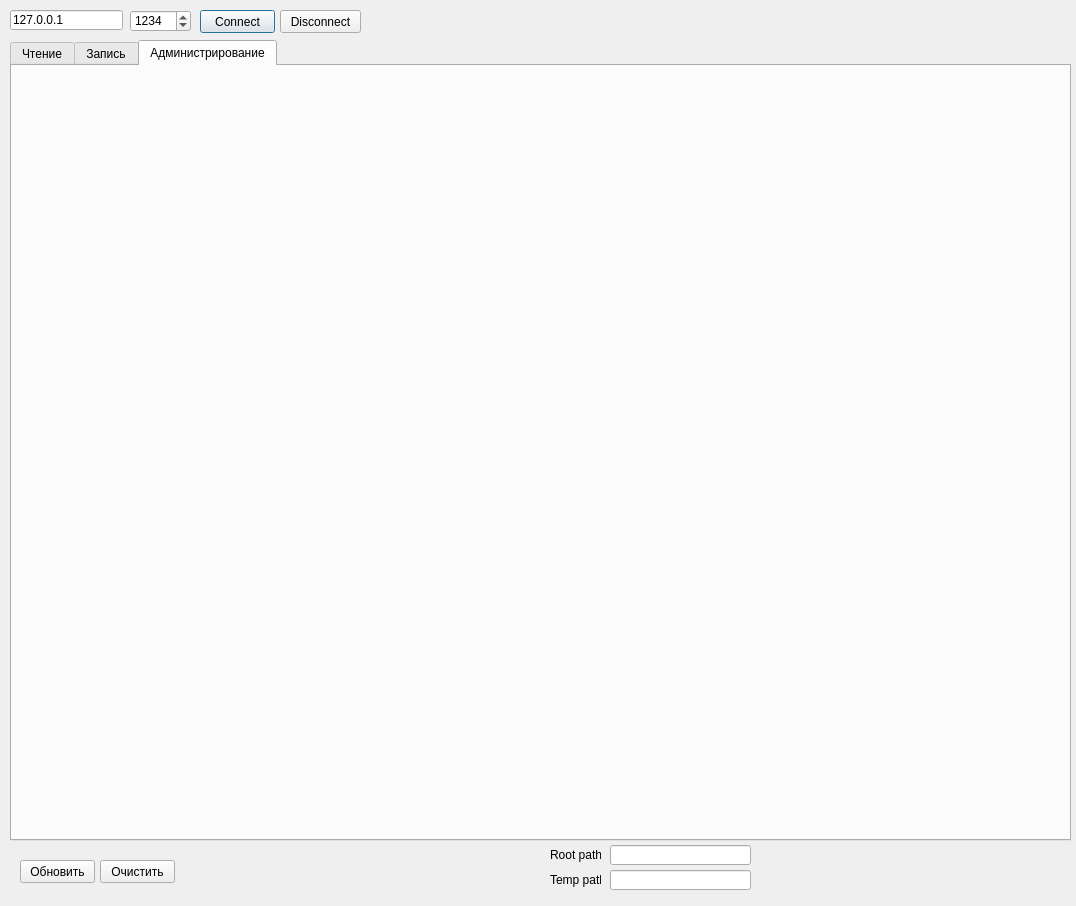
Balog/Synchonization, file Socket_Client_v5/Dialogs/MainForm.ui: the form before one commit.
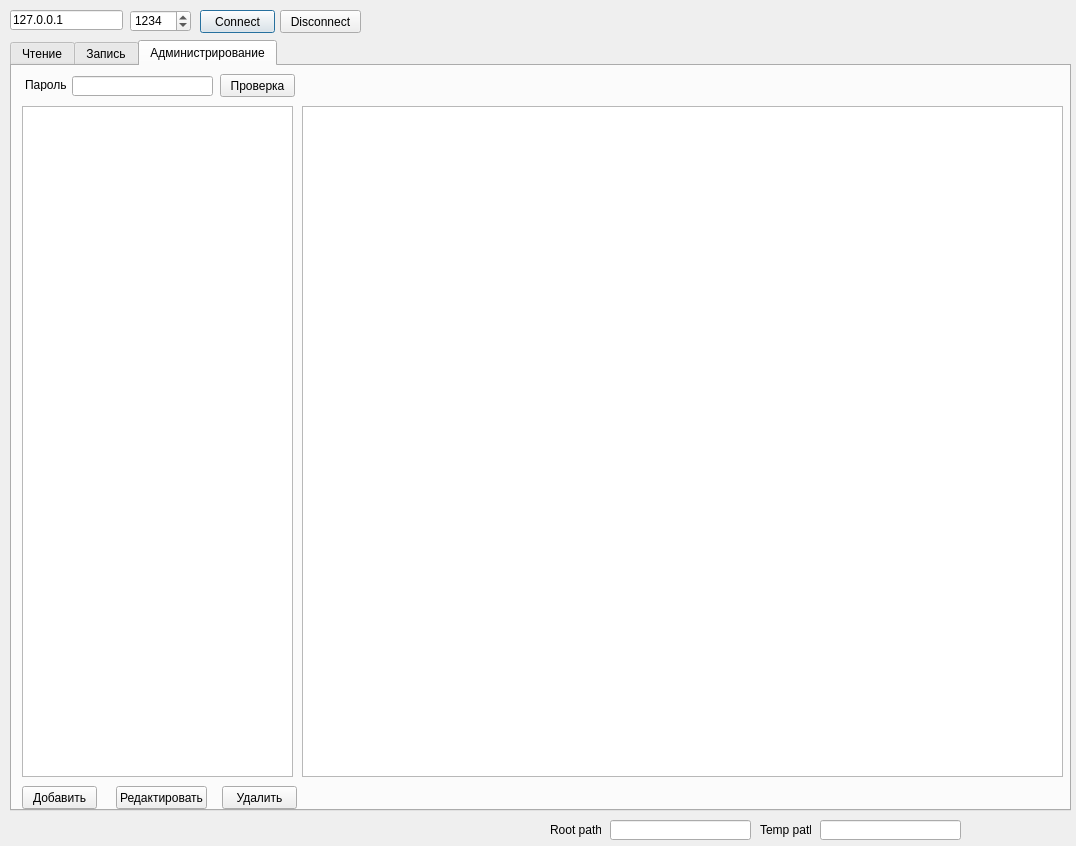
The form after the commit. The open tabs and pages were chosen to show the change.

```diff
--- a/Socket_Client_v5/Dialogs/MainForm.ui
+++ b/Socket_Client_v5/Dialogs/MainForm.ui
@@ -7,7 +7,7 @@
     <x>0</x>
     <y>0</y>
     <width>1076</width>
-    <height>906</height>
+    <height>846</height>
    </rect>
   </property>
   <property name="windowTitle">
@@ -17,7 +17,7 @@
    <property name="geometry">
     <rect>
      <x>610</x>
-     <y>845</y>
+     <y>820</y>
      <width>141</width>
      <height>20</height>
     </rect>
@@ -30,7 +30,7 @@
    <property name="geometry">
     <rect>
      <x>550</x>
-     <y>847</y>
+     <y>822</y>
      <width>51</width>
      <height>16</height>
     </rect>
@@ -97,8 +97,8 @@
   <widget class="QLabel" name="label_2">
    <property name="geometry">
     <rect>
-     <x>550</x>
-     <y>872</y>
+     <x>760</x>
+     <y>822</y>
      <width>51</width>
      <height>16</height>
     </rect>
@@ -110,8 +110,8 @@
   <widget class="QLineEdit" name="leTemp">
    <property name="geometry">
     <rect>
-     <x>610</x>
-     <y>870</y>
+     <x>820</x>
+     <y>820</y>
      <width>141</width>
      <height>20</height>
     </rect>
@@ -120,39 +120,13 @@
     <string/>
    </property>
   </widget>
-  <widget class="QPushButton" name="pbUpdateStruct">
-   <property name="geometry">
-    <rect>
-     <x>20</x>
-     <y>860</y>
-     <width>75</width>
-     <height>23</height>
-    </rect>
-   </property>
-   <property name="text">
-    <string>Обновить</string>
-   </property>
-  </widget>
-  <widget class="QPushButton" name="pushButton">
-   <property name="geometry">
-    <rect>
-     <x>100</x>
-     <y>860</y>
-     <width>75</width>
-     <height>23</height>
-    </rect>
-   </property>
-   <property name="text">
-    <string>Очистить</string>
-   </property>
-  </widget>
   <widget class="QTabWidget" name="tabWidget">
    <property name="geometry">
     <rect>
      <x>10</x>
      <y>40</y>
      <width>1061</width>
-     <height>801</height>
+     <height>771</height>
     </rect>
    </property>
    <property name="currentIndex">
@@ -538,6 +512,101 @@
     <attribute name="title">
      <string>Администрирование</string>
     </attribute>
+    <widget class="QListView" name="listView">
+     <property name="geometry">
+      <rect>
+       <x>10</x>
+       <y>40</y>
+       <width>271</width>
+       <height>671</height>
+      </rect>
+     </property>
+    </widget>
+    <widget class="QLineEdit" name="lineEdit">
+     <property name="geometry">
+      <rect>
+       <x>60</x>
+       <y>10</y>
+       <width>141</width>
+       <height>20</height>
+      </rect>
+     </property>
+    </widget>
+    <widget class="QPushButton" name="pushButton_4">
+     <property name="geometry">
+      <rect>
+       <x>208</x>
+       <y>8</y>
+       <width>75</width>
+       <height>23</height>
+      </rect>
+     </property>
+     <property name="text">
+      <string>Проверка</string>
+     </property>
+    </widget>
+    <widget class="QLabel" name="label_11">
+     <property name="geometry">
+      <rect>
+       <x>13</x>
+       <y>12</y>
+       <width>46</width>
+       <height>13</height>
+      </rect>
+     </property>
+     <property name="text">
+      <string>Пароль</string>
+     </property>
+    </widget>
+    <widget class="QPushButton" name="pushButton_5">
+     <property name="geometry">
+      <rect>
+       <x>10</x>
+       <y>720</y>
+       <width>75</width>
+       <height>23</height>
+      </rect>
+     </property>
+     <property name="text">
+      <string>Добавить</string>
+     </property>
+    </widget>
+    <widget class="QPushButton" name="pushButton_6">
+     <property name="geometry">
+      <rect>
+       <x>104</x>
+       <y>720</y>
+       <width>91</width>
+       <height>23</height>
+      </rect>
+     </property>
+     <property name="text">
+      <string>Редактировать</string>
+     </property>
+    </widget>
+    <widget class="QPushButton" name="pushButton_7">
+     <property name="geometry">
+      <rect>
+       <x>210</x>
+       <y>720</y>
+       <width>75</width>
+       <height>23</height>
+      </rect>
+     </property>
+     <property name="text">
+      <string>Удалить</string>
+     </property>
+    </widget>
+    <widget class="QTreeView" name="treeView">
+     <property name="geometry">
+      <rect>
+       <x>290</x>
+       <y>40</y>
+       <width>761</width>
+       <height>671</height>
+      </rect>
+     </property>
+    </widget>
    </widget>
   </widget>
  </widget>
```
Left out of the diff: 103 changed lines with no effect on the pictures.
